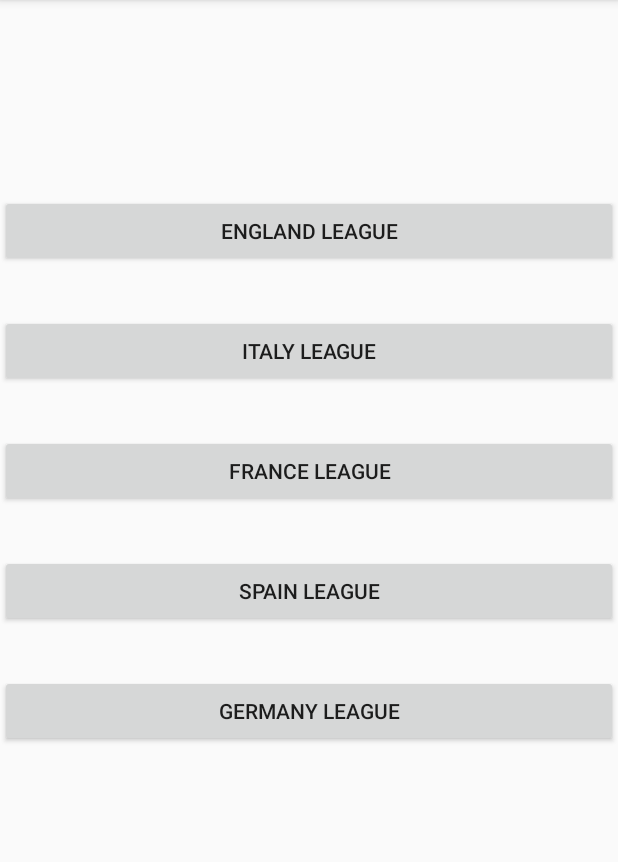
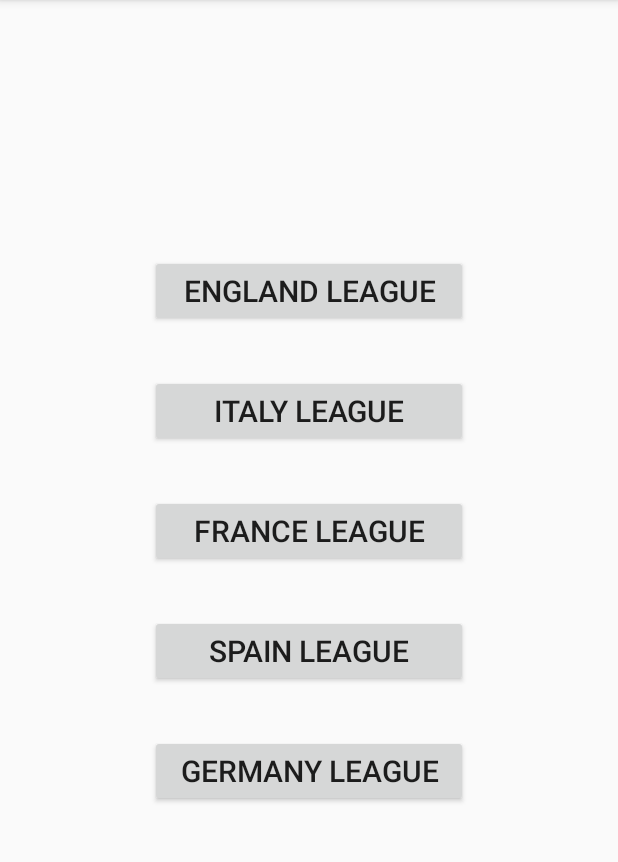
Before and after one commit to nazkord/Siemanejro, an Android app: the ChooseLeague screen opened directly, with no data from a screen before it, on a phone screen of 412 x 824 dp, the part 84-946 px from its top. Run offline under Robolectric (Android 15) with nearby library versions, the phone set to English and light mode, and no system bars.

```diff
--- a/app/src/main/res/layout/activity_choose_league.xml
+++ b/app/src/main/res/layout/activity_choose_league.xml
@@ -3,13 +3,19 @@
     xmlns:app="http://schemas.android.com/apk/res-auto"
     xmlns:tools="http://schemas.android.com/tools"
     android:layout_width="match_parent"
-    android:layout_height="match_parent">
+    android:layout_height="match_parent"
+    android:layout_gravity="center"
+    android:layout_centerVertical="true"
+    android:foregroundGravity="center">
 
     <Button
         android:id="@+id/germanButton"
         android:layout_width="0dp"
         android:layout_height="wrap_content"
         android:layout_marginTop="32dp"
+        android:layout_marginStart="100dp"
+        android:textSize="20sp"
+        android:layout_marginEnd="100dp"
         android:text="Germany League"
         app:layout_constraintEnd_toEndOf="parent"
         app:layout_constraintStart_toStartOf="parent"
@@ -19,6 +25,7 @@
         android:id="@+id/spainButton"
         android:layout_width="0dp"
         android:layout_height="wrap_content"
+        android:textSize="20sp"
         android:layout_marginTop="32dp"
         android:text="Spain League"
         app:layout_constraintEnd_toEndOf="@+id/germanButton"
@@ -29,6 +36,8 @@
         android:id="@+id/franceButton"
         android:layout_width="0dp"
         android:layout_height="wrap_content"
+        android:textSize="20sp"
+
         android:layout_marginTop="32dp"
         android:text="France League"
         app:layout_constraintEnd_toEndOf="@+id/spainButton"
@@ -39,6 +48,8 @@
         android:id="@+id/italyButton"
         android:layout_width="0dp"
         android:layout_height="wrap_content"
+        android:textSize="20sp"
+
         android:layout_marginTop="32dp"
         android:text="Italy League"
         app:layout_constraintEnd_toEndOf="@+id/franceButton"
@@ -49,7 +60,8 @@
         android:id="@+id/englandButton"
         android:layout_width="0dp"
         android:layout_height="wrap_content"
-        android:layout_marginTop="130dp"
+        android:textSize="20sp"
+        android:layout_marginTop="170dp"
         android:text="England League"
         app:layout_constraintEnd_toEndOf="@+id/italyButton"
         app:layout_constraintStart_toStartOf="@+id/italyButton"
```
Also changed, not shown: app/src/main/res/layout/activity_tipp.xml (+4 -4 lines), app/src/main/java/com/siemanejro/siemanejroproject/MatchesAdapter.java (line endings or trailing spaces).
